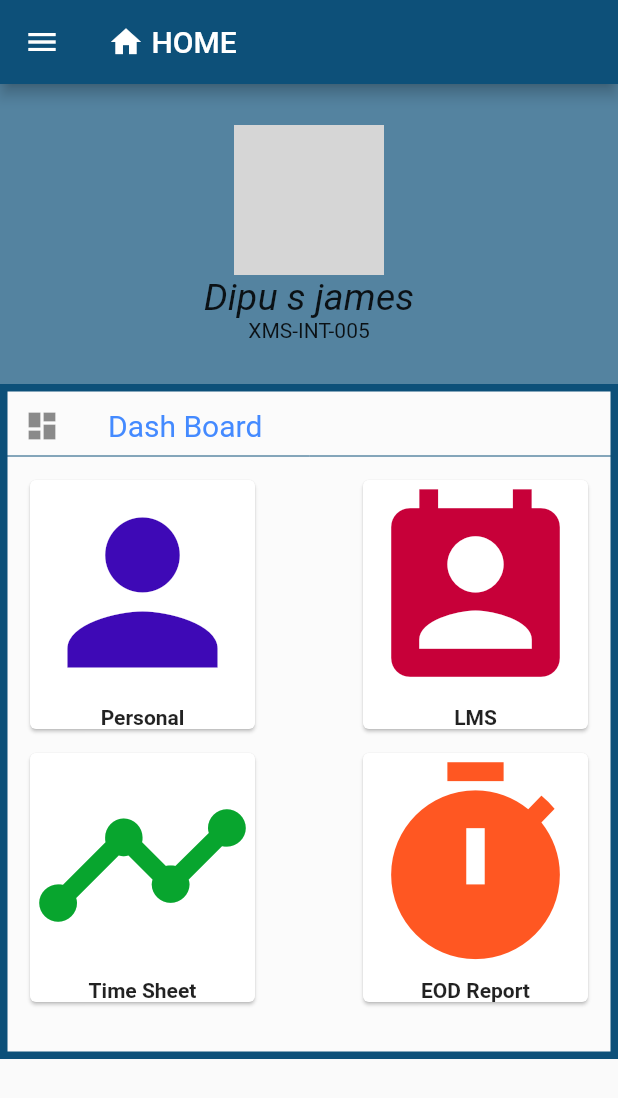
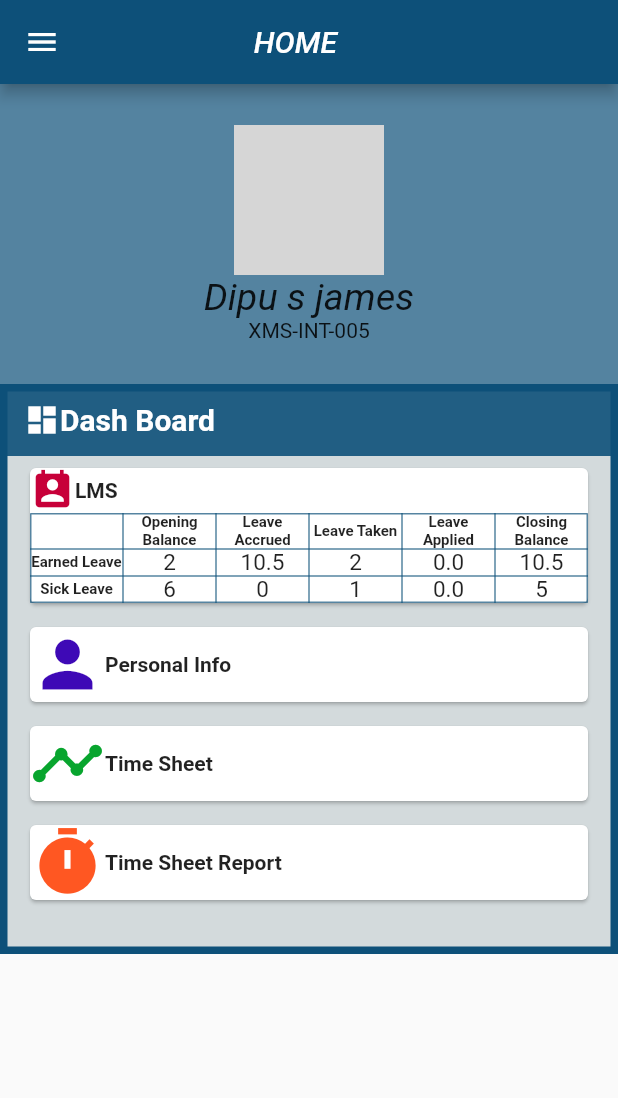
Before and after one commit to rockjames007/cloudess, a Flutter app: the screen it shows after launch, after a tap on "login", on a phone screen of 412 x 824 dp. Shown: the top 1098 px of the screen. Run offline on Flutter 3.47's test engine with Material 2 defaults, Android fonts, the phone set to English and light mode, and no system bars; our stand-ins replace datetime_picker_formfield; network calls fail; grey boxes are pictures that could not be loaded.

```diff
--- a/lib/menu/fragment/Home/HomeFragment.dart
+++ b/lib/menu/fragment/Home/HomeFragment.dart
@@ -57,15 +57,15 @@ class HomeFragment extends StatelessWidget {
                  (
                    constraints:new BoxConstraints
                      (
-                     maxHeight: 450.0,
+                     maxHeight: 380.0,
                      maxWidth: double.infinity,
-                     minHeight: 450.0,
+                     minHeight: 380.0,
                      minWidth: double.infinity
                      ),
                  child: new DecoratedBox(
                    decoration: new BoxDecoration
                      (
-                       color: Colors.white24,
+                     color: Color.fromRGBO(194, 204, 207, 0.7),
                       border: new Border.all(color: Color.fromRGBO(13, 80, 121 , 1.0),width: 5.0),
                      ),
                    child: new Column(
@@ -73,87 +73,125 @@ class HomeFragment extends StatelessWidget {
                        new Column(
                          children: <Widget>
                          [new Container(
-                               height: 40.0,
+                               color:Color.fromRGBO(13, 80, 121 , 0.9),
                              child:new ListTile(
-                                 title: Text("Dash Board",style: TextStyle(fontSize: 20.0,color: Colors.blueAccent,),),
-                                 leading: Icon(Icons.dashboard),
+                                 dense: true,
+                                 title:Row(children: <Widget>[
+                                   Icon(Icons.dashboard,color: Colors.white,),
+                                 Text("Dash Board",style: TextStyle(fontSize: 20.0,fontWeight: FontWeight.bold,color: Colors.white)),
+
+                                  ],
+                                 )
                                 )
                            ),
-                           new Divider(color: Color.fromRGBO(13, 80, 121 , 1.0),indent: 1.0,),
                            new ListTile(
-                             title: new Row(
-                               mainAxisAlignment: MainAxisAlignment.spaceBetween,
+                             title:new InkWell(
+                               onTap:(){Navigator.push(
+                                 context,
+                                 MaterialPageRoute(builder: (context) => menu(2)) ,
+                               );},
+                               child: new Card(
+                                   child: new Column(
                                        children: <Widget>[
-                             new InkWell(
+                                         Row(children: <Widget>[
+                                            Icon(Icons.perm_contact_calendar,color:Color.fromRGBO(199, 0, 57, 1.0),size: 30.0),
+                                            Text("LMS",style: TextStyle(fontWeight: FontWeight.bold)),
+                                           ],
+                                           ),
+                                         Table(
+                                           border: TableBorder.all(width: 1.0,color: Color.fromRGBO(13, 80, 121 , 0.7)),
+                                           defaultVerticalAlignment: TableCellVerticalAlignment.middle,
+                                           children:<TableRow>[
+                                              TableRow(
+                                                 children: <Widget>[
+                                                   Text(' '),
+                                                   Text('Opening Balance',style: TextStyle(fontSize: 10.0,fontWeight: FontWeight.bold),textAlign: TextAlign.center,),
+                                                   Text('Leave Accrued',style: TextStyle(fontSize: 10.0,fontWeight: FontWeight.bold),textAlign: TextAlign.center,),
+                                                   Text('Leave Taken',style: TextStyle(fontSize: 10.0,fontWeight: FontWeight.bold),textAlign: TextAlign.center,),
+                                                   Text('Leave Applied',style: TextStyle(fontSize: 10.0,fontWeight: FontWeight.bold),textAlign: TextAlign.center,),
+                                                   Text('Closing Balance',style: TextStyle(fontSize: 10.0,fontWeight: FontWeight.bold),textAlign: TextAlign.center,),
+                                                 ],
+                                                 ),
+                                              TableRow(
+                                                children: <Widget>[
+                                                  Text('Earned Leave',style: TextStyle(fontSize: 10.0,fontWeight: FontWeight.bold),textAlign: TextAlign.center,),
+                                                  Text('2',style: TextStyle(fontSize: 15.0),textAlign: TextAlign.center,),
+                                                  Text('10.5',style: TextStyle(fontSize: 15.0),textAlign: TextAlign.center,),
+                                                  Text('2',style: TextStyle(fontSize: 15.0),textAlign: TextAlign.center,),
+                                                  Text('0.0',style: TextStyle(fontSize: 15.0),textAlign: TextAlign.center,),
+                                                  Text('10.5',style: TextStyle(fontSize: 15.0),textAlign: TextAlign.center,),
+                                                ],
+                                              ),
+                                              TableRow(
+                                                children: <Widget>[
+                                                  Text('Sick Leave',style: TextStyle(fontSize: 10.0,fontWeight: FontWeight.bold),textAlign: TextAlign.center,),
+                                                  Text('6',style: TextStyle(fontSize: 15.0),textAlign: TextAlign.center,),
+                                                  Text('0',style: TextStyle(fontSize: 15.0),textAlign: TextAlign.center,),
+                                                  Text('1',style: TextStyle(fontSize: 15.0),textAlign: TextAlign.center,),
+                                                  Text('0.0',style: TextStyle(fontSize:15.0),textAlign: TextAlign.center,),
+                                                  Text('5',style: TextStyle(fontSize: 15.0),textAlign: TextAlign.center,),
+                                                ],
+                                              ),
+                                             ]
+                                         )
+
+                                       ]
+                                   )
+                               )
+                               ,
+                             ),
+                           ),
+                           new ListTile(
+                             title:new InkWell(
                                    onTap:(){Navigator.push(
                                      context,
                                      MaterialPageRoute(builder: (context) => menu(1)) ,
                                    );},
                                    child: new Card(
-                                child: new Column(
+                                       child: new Row(
                                            children: <Widget>[
-                                      Icon(Icons.person,size: 150.0,color:Color.fromRGBO(62, 9, 182, 1.0)),
-                                      Text("Personal",style: TextStyle(fontWeight: FontWeight.bold))
+                                             Icon(Icons.person,size: 50.0,color:Color.fromRGBO(62, 9, 182, 1.0)),
+                                             Text("Personal Info",style: TextStyle(fontWeight: FontWeight.bold))
                                            ]
                                        )
                                    )
                                    ,
                                  ),
-                           new InkWell(
+                           ),
+                           new ListTile(
+                             title:new InkWell(
                                onTap:(){Navigator.push(
                                  context,
-                               MaterialPageRoute(builder: (context)  => menu(2) ),
+                                 MaterialPageRoute(builder: (context) => menu(3)) ,
                                );},
                                child: new Card(
-                               child:new Column(
+                                   child: new Row(
                                        children: <Widget>[
-                                       Icon(Icons.perm_contact_calendar,color:Color.fromRGBO(199, 0, 57, 1.0),size: 150.0),
-                                       Text("LMS",style: TextStyle(fontWeight: FontWeight.bold))
+                                         Icon(Icons.timeline,size: 50.0,color:Color.fromRGBO(8, 165, 46, 1.0)),
+                                         Text("Time Sheet",style: TextStyle(fontWeight: FontWeight.bold))
                                        ]
                                    )
-                                 )
-                                )
-                               ],
-
-                             ),
-                           ),
-                           new ListTile(
-                             title: new Row(
-                               mainAxisAlignment: MainAxisAlignment.spaceBetween,
-                               children: <Widget>[
-                                 new InkWell(
-                                   onTap:(){Navigator.push(
-                                     context,
-                                     MaterialPageRoute(builder: (context) => menu(3)),
-                                   );},
-                                   child: new Card(
-                                     child: new Column(
-                                         children: <Widget>[
-                                           Icon(Icons.timeline,size: 150.0,color:Color.fromRGBO(8, 165, 46, 1.0)),
-                                           Text("Time Sheet",style: TextStyle(fontWeight: FontWeight.bold))
-                                         ]
                                )
                                ,
                              ),
                            ),
-                               new InkWell(
+                           new ListTile(
+                             title:new InkWell(
                                onTap:(){Navigator.push(
                                  context,
-                                    MaterialPageRoute(builder: (context) => menu(4)),
+                                 MaterialPageRoute(builder: (context) => menu(3)) ,
                                );},
                                child: new Card(
-                                     child:new Column(
+                                   child: new Row(
                                        children: <Widget>[
-                                           Icon(Icons.timer,color:Colors.deepOrange,size: 150.0),
-                                           Text("EOD Report",style: TextStyle(fontWeight: FontWeight.bold))
+                                         Icon(Icons.timer,color:Colors.deepOrange,size: 50.0),
+                                         Text("Time Sheet Report",style: TextStyle(fontWeight: FontWeight.bold))
                                        ]
                                    )
                                )
-                               )
-                               ],
-
+                               ,
                              ),
-                           )
+                           ),
                          ],
                        )
                    ],
--- a/lib/menu/menu.dart
+++ b/lib/menu/menu.dart
@@ -34,7 +34,7 @@ class menuPage  extends StatefulWidget
   new DrawerItem(" PERSONAL", Icons.person),
   new DrawerItem(" LMS", Icons.perm_contact_calendar),
   new DrawerItem(" TIME SHEET", Icons.timeline),
-  new DrawerItem(" EOD REPORT", Icons.timer),
+  new DrawerItem(" TIME SHEET REPORT", Icons.timer),
 ];
 menuPage(int _selectedDrawerIndex)
 {
@@ -76,13 +76,11 @@ class menuPageState extends State<menuPage> {
     return new Scaffold(
       appBar: new AppBar(
         title: new Container(
-        child: Row(
-            children: <Widget>[
-              Icon(widget.drawerItems[_selectedDrawerIndex].icon),
-              Text(widget.drawerItems[_selectedDrawerIndex].title)
-          ],
-
-        ),
+          child:Align(
+              alignment: Alignment(-0.3,0.0),
+              child:
+              Text(widget.drawerItems[_selectedDrawerIndex].title,style: TextStyle(fontStyle: FontStyle.italic),)
+          ),
         ),
         backgroundColor: Color.fromRGBO(13, 80, 121 , 1.0),
       ),
@@ -133,7 +131,7 @@ class menuPageState extends State<menuPage> {
               new Divider(),
               new ListTile(
                 leading: new Icon(Icons.timer),
-                title: new Text('EOD REPORT'),
+                title: new Text('TIME SHEET REPORT'),
                 onTap: () => _onSelectItem(4),
                 selected: 4== _selectedDrawerIndex,
               ),
```
Also changed, not shown: lib/menu/fragment/lms/Lmsfragment.dart (+47 -70 lines). Lines whose indentation alone changed are shown as unchanged.
